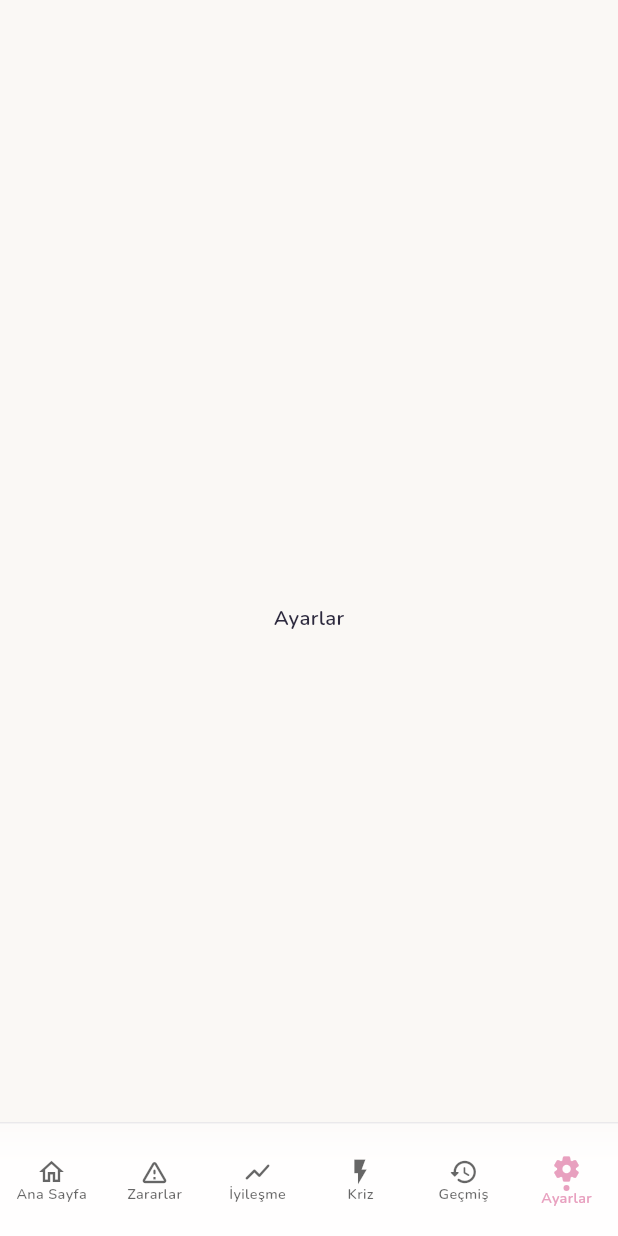
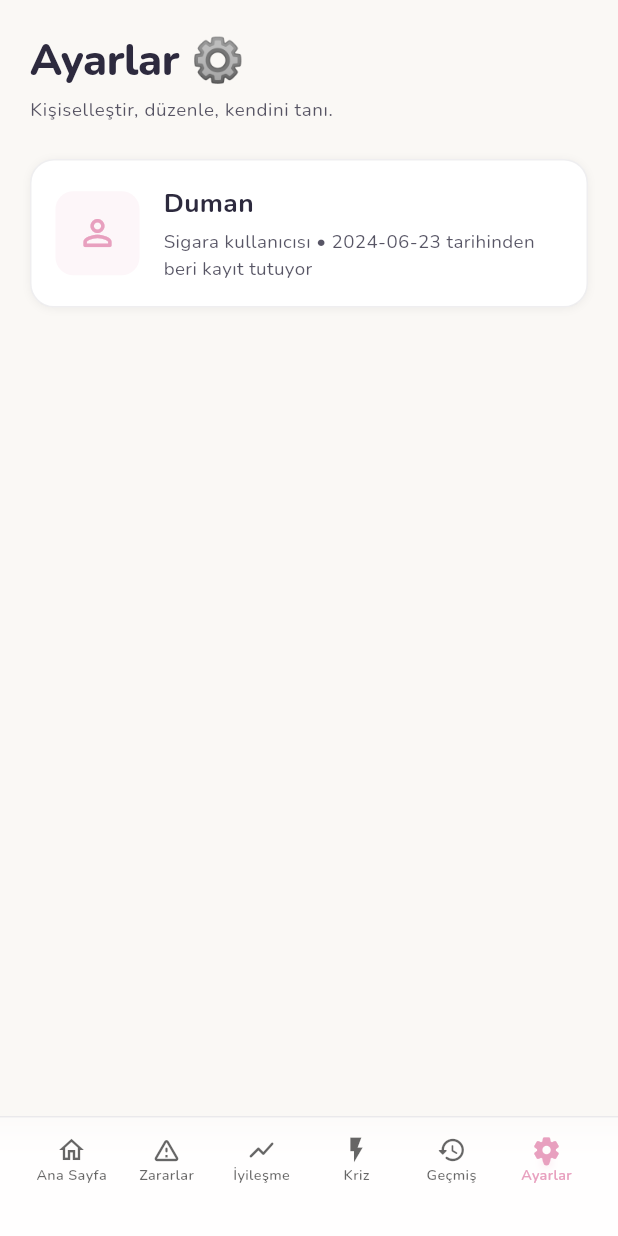
Before and after one commit to dogualagoz/luno-quit-smoking-app, a Flutter app: the screen it shows after launch, item 6 of the bottom bar chosen, on a phone screen of 412 x 824 dp. Run offline on Flutter 3.47's test engine with Material 3 defaults, Android fonts, the phone set to English and light mode, and no system bars; our stand-ins replace go_router, google_fonts.

Commit message:
feat(settings): added settings page, profile card, and header widgets

```diff
--- a/lib/core/router/app_router.dart
+++ b/lib/core/router/app_router.dart
@@ -2,6 +2,7 @@ import 'package:flutter/material.dart';
 import 'package:go_router/go_router.dart';
 import 'package:luno_quit_smoking_app/features/main/presentation/main_screen.dart';
 import 'package:luno_quit_smoking_app/core/widgets/main_shell.dart';
+import 'package:luno_quit_smoking_app/features/settings/presentation/pages/settings_page.dart';
 
 class AppRouter {
   // Sayfa isimleriin (adreslerini tanımlıyoruz)
@@ -36,7 +37,7 @@ class AppRouter {
           StatefulShellBranch(
             routes: [
               GoRoute(
-                path: root,
+                path: damage,
                 builder: (context, state) =>
                     const _PlaceholderScreen(title: "Zararlar"),
               ),
@@ -45,7 +46,7 @@ class AppRouter {
           StatefulShellBranch(
             routes: [
               GoRoute(
-                path: root,
+                path: recovery,
                 builder: (context, state) =>
                     const _PlaceholderScreen(title: "İyileşme"),
               ),
@@ -54,7 +55,7 @@ class AppRouter {
           StatefulShellBranch(
             routes: [
               GoRoute(
-                path: root,
+                path: crisis,
                 builder: (context, state) =>
                     const _PlaceholderScreen(title: "Kriz"),
               ),
@@ -63,7 +64,7 @@ class AppRouter {
           StatefulShellBranch(
             routes: [
               GoRoute(
-                path: root,
+                path: history,
                 builder: (context, state) =>
                     const _PlaceholderScreen(title: "Geçmiş"),
               ),
@@ -73,8 +74,7 @@ class AppRouter {
             routes: [
               GoRoute(
                 path: settings,
-                builder: (context, state) =>
-                    const _PlaceholderScreen(title: "Ayarlar"),
+                builder: (context, state) => const SettingsPage(),
               ),
             ],
           ),
--- a/lib/core/widgets/main_shell.dart
+++ b/lib/core/widgets/main_shell.dart
@@ -13,13 +13,19 @@ class MainShell extends StatelessWidget {
     final theme = Theme.of(context);
     final colorScheme = theme.colorScheme;
     final bottomPadding = MediaQuery.of(context).padding.bottom;
+    final screenWidth = MediaQuery.of(context).size.width;
+
+    // Yanlardan 16'şar (toplam 32) padding veriyoruz
+    const double horizontalPadding = 16.0;
+    final navWidth = screenWidth - (horizontalPadding * 2);
+    final itemWidth = navWidth / 6;
 
     return Scaffold(
       body: navigationShell,
       extendBody: true,
       bottomNavigationBar: Container(
-        // Yüksekliği güvenli bir sınıra (64px + alt pay) çekiyoruz
-        height: 64 + (bottomPadding > 0 ? bottomPadding * 0.5 : 12),
+        // Yüksekliği biraz daha artırarak (68px) elemanlara nefes aldırıyoruz
+        height: 68 + (bottomPadding > 0 ? bottomPadding * 0.5 : 12),
         decoration: BoxDecoration(
           color: colorScheme.surface.withValues(alpha: 0.92),
           border: Border(
@@ -32,7 +38,13 @@ class MainShell extends StatelessWidget {
         child: ClipRect(
           child: BackdropFilter(
             filter: ImageFilter.blur(sigmaX: 15, sigmaY: 15),
-            child: Theme(
+            child: Padding(
+              padding: const EdgeInsets.symmetric(
+                horizontal: horizontalPadding,
+              ),
+              child: Stack(
+                children: [
+                  Theme(
                     data: theme.copyWith(
                       splashColor: Colors.transparent,
                       highlightColor: Colors.transparent,
@@ -48,11 +60,11 @@ class MainShell extends StatelessWidget {
                       unselectedItemColor: theme.hintColor,
                       selectedLabelStyle: AppTextStyles.navLabel.copyWith(
                         fontSize: 9.6,
-                  height: 1.0, // Yazının dikeyde yer kaplamasını önlüyoruz
+                        height: 1.4, // Yazıyı biraz daha aşağı iter
                       ),
                       unselectedLabelStyle: AppTextStyles.navLabel.copyWith(
                         fontSize: 9.6,
-                  height: 1.0,
+                        height: 1.4,
                       ),
                       items: [
                         _buildNavItem(
@@ -88,6 +100,36 @@ class MainShell extends StatelessWidget {
                       ],
                     ),
                   ),
+
+                  // ─── KAYAN NOKTA ANİMASYONU ───
+                  AnimatedPositioned(
+                    duration: const Duration(milliseconds: 300),
+                    curve: Curves.easeOutCubic,
+                    // Noktanın yataydaki konumu: (index * parça_genişliği) + yarım_parça - yarım_nokta
+                    left:
+                        (navigationShell.currentIndex * itemWidth) +
+                        (itemWidth / 2) -
+                        2,
+                    top: 28, // Dot'u 4px daha aşağı aldık (24 -> 28)
+                    child: Container(
+                      width: 4,
+                      height: 4,
+                      decoration: BoxDecoration(
+                        color: colorScheme.primary,
+                        shape: BoxShape.circle,
+                        boxShadow: [
+                          BoxShadow(
+                            color: colorScheme.primary.withValues(alpha: 0.3),
+                            blurRadius: 4,
+                            spreadRadius: 1,
+                          ),
+                        ],
+                      ),
+                    ),
+                  ),
+                ],
+              ),
+            ),
           ),
         ),
       ),
@@ -101,21 +143,7 @@ class MainShell extends StatelessWidget {
   ) {
     return BottomNavigationBarItem(
       icon: Icon(icon),
-      activeIcon: Column(
-        mainAxisSize: MainAxisSize.min,
-        children: [
-          Icon(activeIcon),
-          const SizedBox(height: 1),
-          Container(
-            width: 4,
-            height: 4,
-            decoration: const BoxDecoration(
-              color: Color(0xFFE8A0BF),
-              shape: BoxShape.circle,
-            ),
-          ),
-        ],
-      ),
+      activeIcon: Icon(activeIcon),
       label: label,
     );
   }
--- /dev/null
+++ b/lib/features/settings/presentation/pages/settings_page.dart
@@ -0,0 +1,40 @@
+import 'package:flutter/material.dart';
+import 'package:luno_quit_smoking_app/core/theme/app_spacing.dart';
+import '../widgets/settings_header.dart';
+import '../widgets/profile_card.dart';
+
+class SettingsPage extends StatelessWidget {
+  const SettingsPage({super.key});
+
+  @override
+  Widget build(BuildContext context) {
+    return const Scaffold(
+      body: SafeArea(
+        child: SingleChildScrollView(
+          physics: BouncingScrollPhysics(),
+          child: Padding(
+            padding: AppSpacing.pageHorizontal,
+            child: Column(
+              crossAxisAlignment: CrossAxisAlignment.stretch,
+              children: [
+                SizedBox(height: AppSpacing.p24),
+
+                // 1. Başlık
+                SettingsHeader(),
+
+                SizedBox(height: AppSpacing.p24),
+
+                // 2. Profil Kartı
+                ProfileCard(userName: "Duman", registerDate: "2024-06-23"),
+
+                SizedBox(height: AppSpacing.p24),
+
+                // 3. Sigara Bilgilerin (Bir sonraki adım)
+              ],
+            ),
+          ),
+        ),
+      ),
+    );
+  }
+}
--- /dev/null
+++ b/lib/features/settings/presentation/widgets/profile_card.dart
@@ -0,0 +1,65 @@
+import 'package:flutter/material.dart';
+import 'package:luno_quit_smoking_app/core/theme/app_radius.dart';
+import 'package:luno_quit_smoking_app/core/theme/app_spacing.dart';
+import 'package:luno_quit_smoking_app/core/theme/app_text_styles.dart';
+import 'package:luno_quit_smoking_app/core/widgets/luno_card.dart';
+
+class ProfileCard extends StatelessWidget {
+  final String userName;
+  final String registerDate;
+
+  const ProfileCard({
+    super.key,
+    required this.userName,
+    required this.registerDate,
+  });
+
+  @override
+  Widget build(BuildContext context) {
+    final theme = Theme.of(context);
+
+    return LunoCard(
+      child: Row(
+        children: [
+          // Avatar Kabı
+          Container(
+            width: 56, // Profil avatarı büyüklüğü (genelde sabit kalır)
+            height: 56,
+            decoration: BoxDecoration(
+              color: theme.colorScheme.primary.withValues(alpha: 0.1),
+              borderRadius: AppRadius.iconContainer, // ✅ r12 sabitimiz
+            ),
+            child: Center(
+              child: Icon(
+                Icons.person_outline_rounded,
+                color: theme.colorScheme.primary,
+                size: 28,
+              ),
+            ),
+          ),
+          const SizedBox(width: AppSpacing.p16), // ✅ p16 sabiti
+          // Kullanıcı Bilgileri
+          Expanded(
+            child: Column(
+              crossAxisAlignment: CrossAxisAlignment.start,
+              children: [
+                Text(
+                  userName,
+                  style: AppTextStyles.cardHeader, // ✅ 17.6px/w700 sabitimiz
+                ),
+                const SizedBox(height: 4),
+                Text(
+                  'Sigara kullanıcısı • $registerDate tarihinden beri kayıt tutuyor',
+                  style: AppTextStyles.caption.copyWith(
+                    // ✅ 12.5px/w400 sabitimiz
+                    color: theme.colorScheme.onSurface.withValues(alpha: 0.8),
+                  ),
+                ),
+              ],
+            ),
+          ),
+        ],
+      ),
+    );
+  }
+}
--- /dev/null
+++ b/lib/features/settings/presentation/widgets/settings_header.dart
@@ -0,0 +1,35 @@
+import 'package:flutter/material.dart';
+import 'package:luno_quit_smoking_app/core/theme/app_spacing.dart';
+
+class SettingsHeader extends StatelessWidget {
+  const SettingsHeader({super.key});
+
+  @override
+  Widget build(BuildContext context) {
+    final theme = Theme.of(context);
+
+    return Column(
+      crossAxisAlignment: CrossAxisAlignment.start,
+      children: [
+        Row(
+          mainAxisAlignment: MainAxisAlignment.spaceBetween,
+          children: [
+            Text(
+              'Ayarlar ⚙️',
+              style: theme.textTheme.displayLarge?.copyWith(
+                fontSize: 28.8, // tema.md H1
+              ),
+            ),
+          ],
+        ),
+        AppSpacing.elementGap,
+        Text(
+          'Kişiselleştir, düzenle, kendini tanı.',
+          style: theme.textTheme.bodySmall?.copyWith(
+            color: theme.colorScheme.onSurface.withValues(alpha: 0.8),
+          ),
+        ),
+      ],
+    );
+  }
+}
```
Also changed, not shown: 1 other file. Lines whose indentation alone changed are shown as unchanged.
